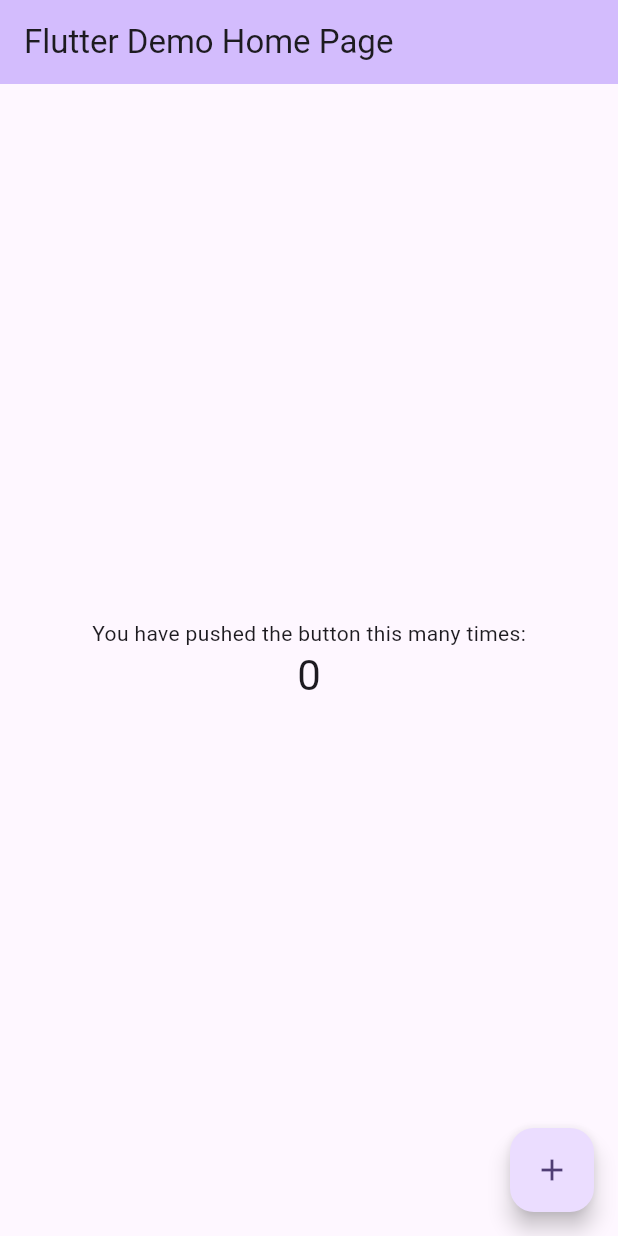
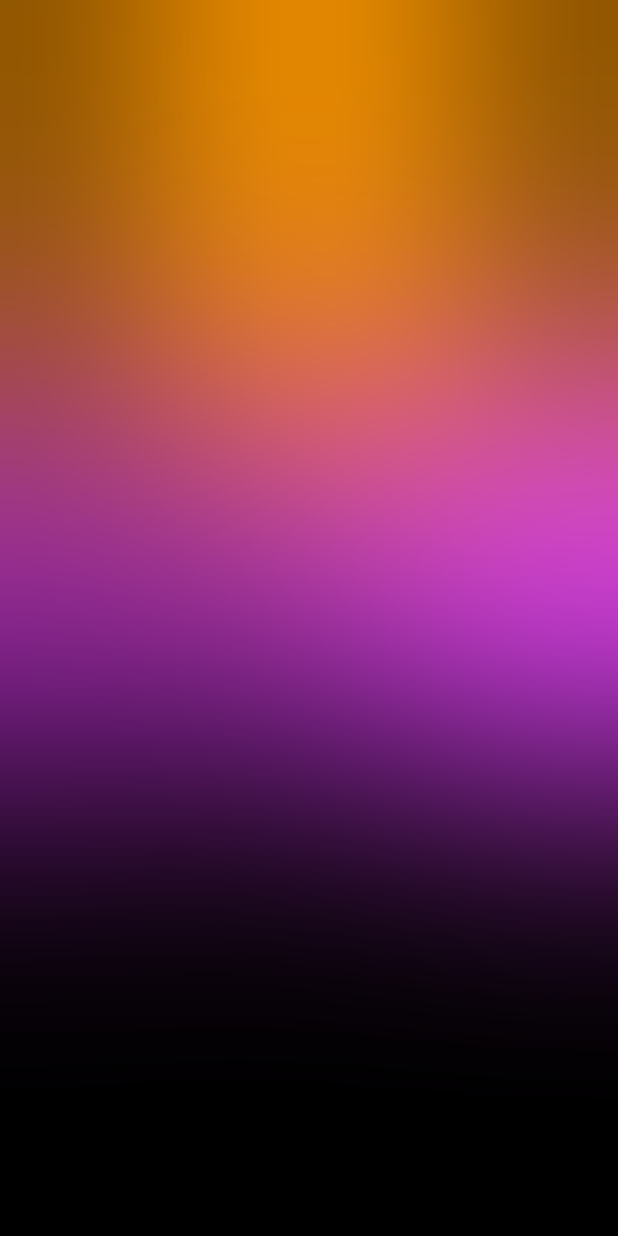
Before and after one commit to Dannansilva/weatherapp, a Flutter app: the screen it shows after launch, on a phone screen of 412 x 824 dp. Run offline on Flutter 3.47's test engine with Material 3 defaults, Android fonts, the phone set to English and light mode, and no system bars; our stand-ins replace bloc, equatable.

Commit message:
ui decorated

```diff
--- /dev/null
+++ b/lib/bloc/weather_bloc_bloc.dart
@@ -0,0 +1,13 @@
+import 'package:bloc/bloc.dart';
+import 'package:equatable/equatable.dart';
+
+part 'weather_bloc_event.dart';
+part 'weather_bloc_state.dart';
+
+class WeatherBlocBloc extends Bloc<WeatherBlocEvent, WeatherBlocState> {
+  WeatherBlocBloc() : super(WeatherBlocInitial()) {
+    on<WeatherBlocEvent>((event, emit) {
+      // TODO: implement event handler
+    });
+  }
+}
--- /dev/null
+++ b/lib/bloc/weather_bloc_event.dart
@@ -0,0 +1,8 @@
+part of 'weather_bloc_bloc.dart';
+
+sealed class WeatherBlocEvent extends Equatable {
+  const WeatherBlocEvent();
+
+  @override
+  List<Object> get props => [];
+}
--- /dev/null
+++ b/lib/bloc/weather_bloc_state.dart
@@ -0,0 +1,10 @@
+part of 'weather_bloc_bloc.dart';
+
+sealed class WeatherBlocState extends Equatable {
+  const WeatherBlocState();
+
+  @override
+  List<Object> get props => [];
+}
+
+final class WeatherBlocInitial extends WeatherBlocState {}
--- a/lib/main.dart
+++ b/lib/main.dart
@@ -1,4 +1,5 @@
 import 'package:flutter/material.dart';
+import 'package:weatherapp/screens/home_screen.dart';
 
 void main() {
   runApp(const MyApp());
@@ -7,119 +8,11 @@ void main() {
 class MyApp extends StatelessWidget {
   const MyApp({super.key});
 
-  // This widget is the root of your application.
   @override
   Widget build(BuildContext context) {
-    return MaterialApp(
-      title: 'Flutter Demo',
-      theme: ThemeData(
-        // This is the theme of your application.
-        //
-        // TRY THIS: Try running your application with "flutter run". You'll see
-        // the application has a purple toolbar. Then, without quitting the app,
-        // try changing the seedColor in the colorScheme below to Colors.green
-        // and then invoke "hot reload" (save your changes or press the "hot
-        // reload" button in a Flutter-supported IDE, or press "r" if you used
-        // the command line to start the app).
-        //
-        // Notice that the counter didn't reset back to zero; the application
-        // state is not lost during the reload. To reset the state, use hot
-        // restart instead.
-        //
-        // This works for code too, not just values: Most code changes can be
-        // tested with just a hot reload.
-        colorScheme: ColorScheme.fromSeed(seedColor: Colors.deepPurple),
-        useMaterial3: true,
-      ),
-      home: const MyHomePage(title: 'Flutter Demo Home Page'),
+    return const MaterialApp(
+      debugShowCheckedModeBanner: false,
+      home: HomeScreen(),
     );
   }
 }
-
-class MyHomePage extends StatefulWidget {
-  const MyHomePage({super.key, required this.title});
-
-  // This widget is the home page of your application. It is stateful, meaning
-  // that it has a State object (defined below) that contains fields that affect
-  // how it looks.
-
-  // This class is the configuration for the state. It holds the values (in this
-  // case the title) provided by the parent (in this case the App widget) and
-  // used by the build method of the State. Fields in a Widget subclass are
-  // always marked "final".
-
-  final String title;
-
-  @override
-  State<MyHomePage> createState() => _MyHomePageState();
-}
-
-class _MyHomePageState extends State<MyHomePage> {
-  int _counter = 0;
-
-  void _incrementCounter() {
-    setState(() {
-      // This call to setState tells the Flutter framework that something has
-      // changed in this State, which causes it to rerun the build method below
-      // so that the display can reflect the updated values. If we changed
-      // _counter without calling setState(), then the build method would not be
-      // called again, and so nothing would appear to happen.
-      _counter++;
-    });
-  }
-
-  @override
-  Widget build(BuildContext context) {
-    // This method is rerun every time setState is called, for instance as done
-    // by the _incrementCounter method above.
-    //
-    // The Flutter framework has been optimized to make rerunning build methods
-    // fast, so that you can just rebuild anything that needs updating rather
-    // than having to individually change instances of widgets.
-    return Scaffold(
-      appBar: AppBar(
-        // TRY THIS: Try changing the color here to a specific color (to
-        // Colors.amber, perhaps?) and trigger a hot reload to see the AppBar
-        // change color while the other colors stay the same.
-        backgroundColor: Theme.of(context).colorScheme.inversePrimary,
-        // Here we take the value from the MyHomePage object that was created by
-        // the App.build method, and use it to set our appbar title.
-        title: Text(widget.title),
-      ),
-      body: Center(
-        // Center is a layout widget. It takes a single child and positions it
-        // in the middle of the parent.
-        child: Column(
-          // Column is also a layout widget. It takes a list of children and
-          // arranges them vertically. By default, it sizes itself to fit its
-          // children horizontally, and tries to be as tall as its parent.
-          //
-          // Column has various properties to control how it sizes itself and
-          // how it positions its children. Here we use mainAxisAlignment to
-          // center the children vertically; the main axis here is the vertical
-          // axis because Columns are vertical (the cross axis would be
-          // horizontal).
-          //
-          // TRY THIS: Invoke "debug painting" (choose the "Toggle Debug Paint"
-          // action in the IDE, or press "p" in the console), to see the
-          // wireframe for each widget.
-          mainAxisAlignment: MainAxisAlignment.center,
-          children: <Widget>[
-            const Text(
-              'You have pushed the button this many times:',
-            ),
-            Text(
-              '$_counter',
-              style: Theme.of(context).textTheme.headlineMedium,
-            ),
-          ],
-        ),
-      ),
-      floatingActionButton: FloatingActionButton(
-        onPressed: _incrementCounter,
-        tooltip: 'Increment',
-        child: const Icon(Icons.add),
-      ), // This trailing comma makes auto-formatting nicer for build methods.
-    );
-  }
-}
--- /dev/null
+++ b/lib/screens/home_screen.dart
@@ -0,0 +1,67 @@
+// ignore_for_file: prefer_const_constructors
+
+import 'dart:ui';
+
+import 'package:flutter/material.dart';
+import 'package:flutter/services.dart';
+
+class HomeScreen extends StatelessWidget {
+  const HomeScreen({super.key});
+
+  @override
+  Widget build(BuildContext context) {
+    return Scaffold(
+      backgroundColor: Colors.black,
+      extendBodyBehindAppBar: true,
+      appBar: AppBar(
+        backgroundColor: Colors.transparent,
+        elevation: 0,
+        systemOverlayStyle: const SystemUiOverlayStyle(
+          statusBarBrightness: Brightness.dark,
+        ),
+      ),
+      body: Padding(
+        padding: EdgeInsets.fromLTRB(40, 1.2 * kToolbarHeight, 40, 20),
+        child: SizedBox(
+          height: MediaQuery.of(context).size.height,
+          child: Stack(
+            children: [
+              Align(
+                alignment: AlignmentDirectional(8, -0.3),
+                child: Container(
+                  height: 300,
+                  width: 300,
+                  decoration: BoxDecoration(
+                      shape: BoxShape.circle, color: Colors.purpleAccent),
+                ),
+              ),
+              Align(
+                alignment: AlignmentDirectional(-8, -0.3),
+                child: Container(
+                  height: 300,
+                  width: 300,
+                  decoration: BoxDecoration(
+                      shape: BoxShape.circle, color: Colors.purple),
+                ),
+              ),
+              Align(
+                alignment: AlignmentDirectional(0, -1.4),
+                child: Container(
+                  height: 300,
+                  width: 300,
+                  decoration: BoxDecoration(color: Colors.orange),
+                ),
+              ),
+              BackdropFilter(
+                filter: ImageFilter.blur(sigmaX: 100.0, sigmaY: 100.0),
+                child: Container(
+                  decoration: BoxDecoration(color: Colors.transparent),
+                ),
+              )
+            ],
+          ),
+        ),
+      ),
+    );
+  }
+}
--- a/pubspec.yaml
+++ b/pubspec.yaml
@@ -35,6 +35,11 @@ dependencies:
   # The following adds the Cupertino Icons font to your application.
   # Use with the CupertinoIcons class for iOS style icons.
   cupertino_icons: ^1.0.6
+  geolocator: ^12.0.0
+  weather: ^3.1.1
+  intl: ^0.19.0
+  flutter_bloc: ^8.1.6
+  equatable: ^2.0.5
 
 dev_dependencies:
   flutter_test:
```
Also changed, not shown: lib/data/data.dart (added), pubspec.lock, 6 other files.
